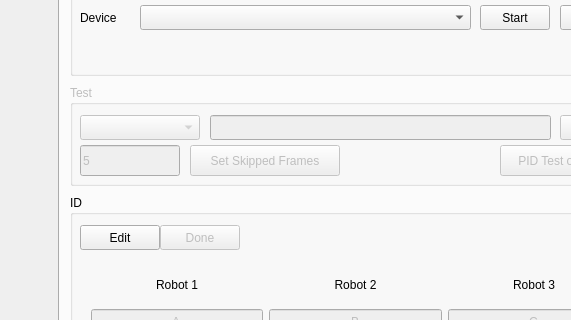
Old version of the form interface/mainwindow.ui in the repository PEQUI-MEC/PY-VSSS-INF; both pictures show x 712 to 1283 and y 138 to 458 of the 1390 by 717 pixel window.
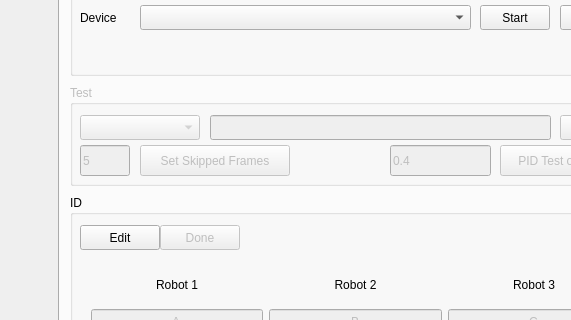
New version of the form. The open tabs and pages were chosen to show the change. Icons and pictures are not drawn.

Commit message: Agora dá pra selecionar a velocidade dos robos no PID test

```diff
--- a/interface/mainwindow.ui
+++ b/interface/mainwindow.ui
@@ -7839,13 +7839,13 @@
          <rect>
           <x>10</x>
           <y>60</y>
-          <width>100</width>
+          <width>50</width>
           <height>31</height>
          </rect>
         </property>
         <property name="minimumSize">
          <size>
-          <width>100</width>
+          <width>50</width>
           <height>0</height>
          </size>
         </property>
@@ -7862,7 +7862,7 @@
        <widget class="QPushButton" name="pushButtonControlSerialSetSkippedFrames">
         <property name="geometry">
          <rect>
-          <x>120</x>
+          <x>70</x>
           <y>60</y>
           <width>150</width>
           <height>31</height>
@@ -7884,6 +7884,25 @@
          <string>Set Skipped Frames</string>
         </property>
        </widget>
+       <widget class="QLineEdit" name="lineEditPIDRobotVel">
+        <property name="geometry">
+         <rect>
+          <x>320</x>
+          <y>60</y>
+          <width>101</width>
+          <height>31</height>
+         </rect>
+        </property>
+        <property name="toolTip">
+         <string>Robot Speed</string>
+        </property>
+        <property name="inputMask">
+         <string/>
+        </property>
+        <property name="text">
+         <string>0.4</string>
+        </property>
+       </widget>
       </widget>
       <widget class="QGroupBox" name="groupBoxRobotID">
        <property name="geometry">
```
The commit also changes 2 other files.
